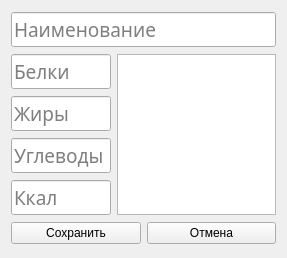
The window that project/forms/Product_edit.ui (Galoev/nutritionist-helper) describes before a commit, drawn with Qt 5.
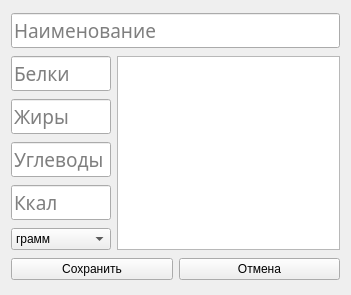
The same window after the commit.

Diff of the .ui file:
```diff
--- a/project/forms/Product_edit.ui
+++ b/project/forms/Product_edit.ui
@@ -6,8 +6,8 @@
    <rect>
     <x>0</x>
     <y>0</y>
-    <width>287</width>
-    <height>258</height>
+    <width>351</width>
+    <height>295</height>
    </rect>
   </property>
   <property name="windowTitle">
@@ -58,9 +58,6 @@
      </property>
     </widget>
    </item>
-   <item row="1" column="1" rowspan="4">
-    <widget class="QTextEdit" name="textEdit_description"/>
-   </item>
    <item row="2" column="0">
     <widget class="QLineEdit" name="lineEdit_numFats">
      <property name="minimumSize">
@@ -136,7 +133,7 @@
      </property>
     </widget>
    </item>
-   <item row="5" column="0" colspan="2">
+   <item row="6" column="0" colspan="2">
     <layout class="QHBoxLayout" name="horizontalLayout">
      <item>
       <widget class="QPushButton" name="pushButton_save">
@@ -154,6 +151,26 @@
      </item>
     </layout>
    </item>
+   <item row="5" column="0">
+    <widget class="QComboBox" name="comboBox">
+     <property name="currentText">
+      <string>грамм</string>
+     </property>
+     <item>
+      <property name="text">
+       <string>грамм</string>
+      </property>
+     </item>
+     <item>
+      <property name="text">
+       <string>миллиграмм</string>
+      </property>
+     </item>
+    </widget>
+   </item>
+   <item row="1" column="1" rowspan="5">
+    <widget class="QTextEdit" name="textEdit_description"/>
+   </item>
   </layout>
  </widget>
  <resources/>
```
